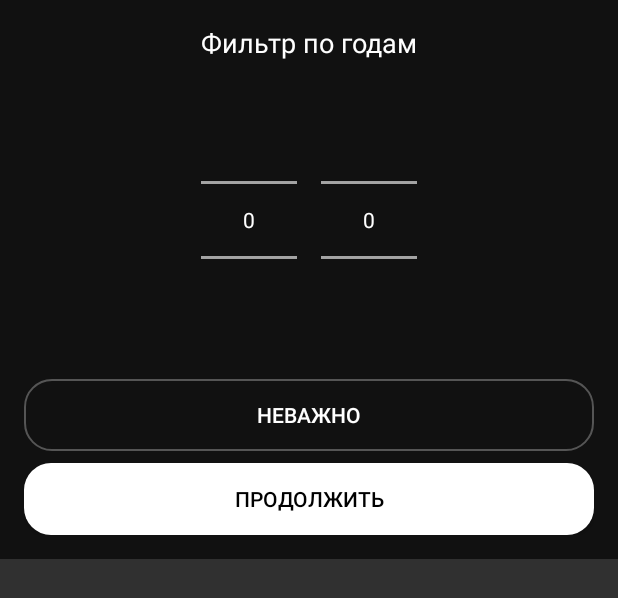
After one commit to Dorim1/MoonRise_mobile, an Android app: the layout dialog_filter_year.xml on its own in the app's theme, with its tools: preview values and no code run, on a phone screen of 412 x 824 dp. The commit adds this screen. Shown: the top 598 px of the screen. Run offline under Robolectric (Android 15) with nearby library versions, the phone set to English and light mode, and no system bars.

Commit message:
Реализовано модальное окно с годами, но без начальный значений С и ПО

```diff
--- a/app/src/main/assets/content.json
+++ b/app/src/main/assets/content.json
@@ -7,7 +7,7 @@
     "description": "Волшебная страна Ууу. Финн — 13-летний мальчик, который обожает путешествовать и спасать принцесс из лап ужасных монстров и злодеев, населяющих Ууу. Джейк — лучший друг Финна. Это волшебная собака со способностью растягивать своё тело до практически любых размеров и форм. Джейку 28 лет и он исполняет роль эдакого приятеля-наставника Финна, а его волшебные способности помогают мальчику в его борьбе со злом.",
     "categoryId": 1,
     "ageRating": "18+",
-    "releaseDate": "2024-03-08",
+    "releaseDate": "2024г",
     "watchingUrl": "https://www.kinopoisk.ru/series/4540127/"
   },
   {
@@ -18,7 +18,7 @@
     "description": "Описание первого аниме.",
     "categoryId": 3,
     "ageRating": "12+",
-    "releaseDate": "2023-07-15",
+    "releaseDate": "2023г",
     "watchingUrl": ""
   }
 ]
--- a/app/src/main/java/com/example/moonrise/data/local/database/AppDatabase.kt
+++ b/app/src/main/java/com/example/moonrise/data/local/database/AppDatabase.kt
@@ -18,7 +18,7 @@ import com.example.moonrise.data.local.entity.RelatedContent
 import com.example.moonrise.data.local.entity.Status
 
 
-@Database(entities = [Content::class, Status::class, Category::class, ContentGenre::class, Genre::class, RelatedContent::class], version = 15, exportSchema = false)
+@Database(entities = [Content::class, Status::class, Category::class, ContentGenre::class, Genre::class, RelatedContent::class], version = 16, exportSchema = false)
 abstract class AppDatabase : RoomDatabase() {
     abstract fun contentDao(): ContentDao
     abstract fun statusDao(): StatusDao
--- /dev/null
+++ b/app/src/main/res/color/checkbox_color.xml
@@ -0,0 +1,4 @@
+<?xml version="1.0" encoding="utf-8"?>
+<selector xmlns:android="http://schemas.android.com/apk/res/android">
+    <item android:color="@color/main_purple" android:state_checked="true"/>
+</selector>
--- a/app/src/main/res/drawable/rounded_button_cansel_border.xml
+++ b/app/src/main/res/drawable/rounded_button_cansel_border.xml
@@ -1,8 +1,6 @@
 <?xml version="1.0" encoding="utf-8"?>
 <shape xmlns:android="http://schemas.android.com/apk/res/android"
     android:shape="rectangle">
-
-    <solid android:color="@color/gray333" />
 
     <stroke
         android:width="1dp"
--- /dev/null
+++ b/app/src/main/res/layout/dialog_filter_year.xml
@@ -0,0 +1,57 @@
+<?xml version="1.0" encoding="utf-8"?>
+<LinearLayout
+    xmlns:android="http://schemas.android.com/apk/res/android"
+    android:layout_width="match_parent"
+    android:layout_height="wrap_content"
+    android:orientation="vertical"
+    android:background="@color/gray111"
+    android:padding="16dp"
+    android:gravity="center">
+
+    <TextView
+        android:layout_width="wrap_content"
+        android:layout_height="wrap_content"
+        android:text="Фильтр по годам"
+        android:textSize="18sp"
+        android:textColor="@color/white"
+        android:layout_gravity="center" />
+
+    <LinearLayout
+        android:layout_width="wrap_content"
+        android:layout_height="wrap_content"
+        android:orientation="horizontal"
+        android:gravity="center"
+        android:layout_marginTop="16dp">
+
+        <NumberPicker
+            android:id="@+id/numberPickerStart"
+            android:layout_width="wrap_content"
+            android:layout_height="wrap_content" />
+
+        <NumberPicker
+            android:id="@+id/numberPickerEnd"
+            android:layout_width="wrap_content"
+            android:layout_height="wrap_content"
+            android:layout_marginStart="16dp"/>
+    </LinearLayout>
+
+    <androidx.appcompat.widget.AppCompatButton
+        android:id="@+id/btn_reset"
+        android:layout_width="match_parent"
+        android:layout_height="wrap_content"
+        android:text="Неважно"
+        android:layout_marginTop="16dp"
+        android:background="@drawable/rounded_button_cansel_border"
+        android:strokeColor="@color/white"
+        android:textColor="@color/white"/>
+
+    <androidx.appcompat.widget.AppCompatButton
+        android:id="@+id/btn_apply"
+        android:layout_width="match_parent"
+        android:layout_height="wrap_content"
+        android:text="Продолжить"
+        android:layout_marginTop="8dp"
+        android:background="@drawable/rounded_button_background"
+        android:textColor="@color/black"/>
+
+</LinearLayout>
--- a/app/src/main/res/values/strings.xml
+++ b/app/src/main/res/values/strings.xml
@@ -12,4 +12,6 @@
     <string name="show_more">Подробнее...</string>
     <string name="hide">Скрыть</string>
     <string name="edit_button">Изменить</string>
+    <string name="year_range">%1$s - %2$s</string>
+    <string name="not_important">Неважно</string>
 </resources>
```
Also changed, not shown: app/src/main/java/com/example/moonrise/data/local/dao/ContentDao.kt (+12 -0 lines), app/src/main/java/com/example/moonrise/ui/filter/FilterFragment.kt (+66 -40 lines), app/src/main/java/com/example/moonrise/ui/filter/FilterViewModel.kt (added, +24 -0 lines), app/src/main/java/com/example/moonrise/ui/filter/FilterViewModelFactory.kt (added, +22 -0 lines), app/src/main/java/com/example/moonrise/ui/filter/GenreFilterDialog.kt (added, +71 -0 lines), app/src/main/java/com/example/moonrise/ui/filter/YearFilterDialog.kt (added, +70 -0 lines), app/src/main/res/drawable/ic_filter.xml (+8 -8 lines), app/src/main/res/layout/dialog_filter_genres.xml (added, +60 -0 lines), app/src/main/res/layout/fragment_filter.xml (+65 -21 lines).
